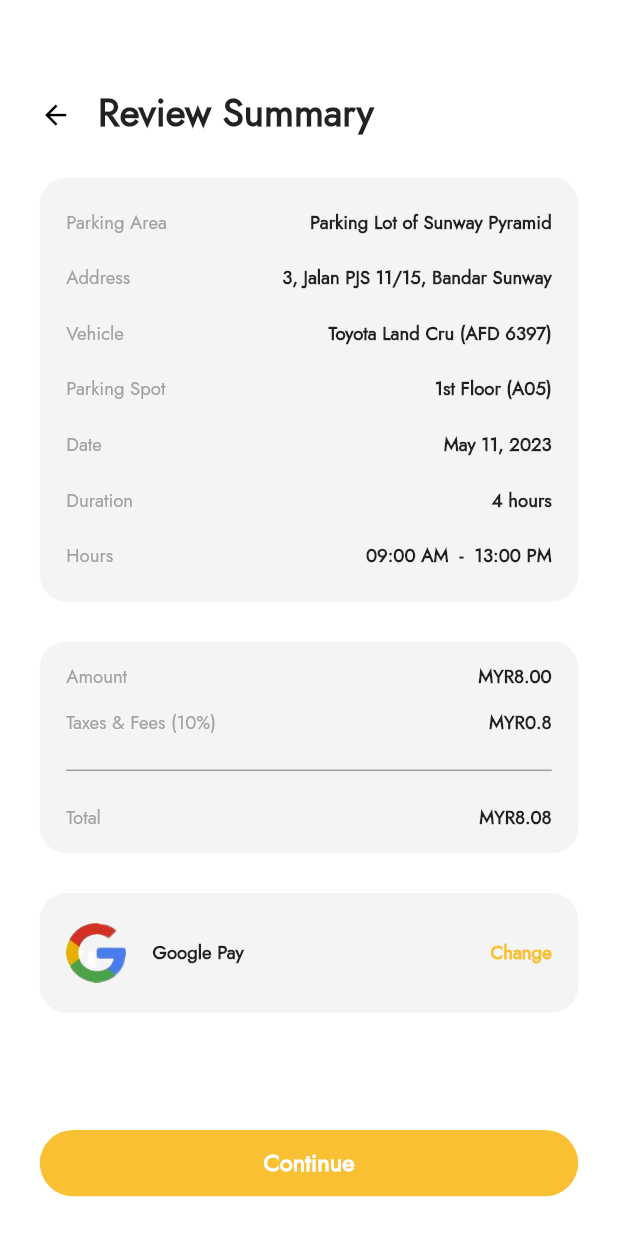
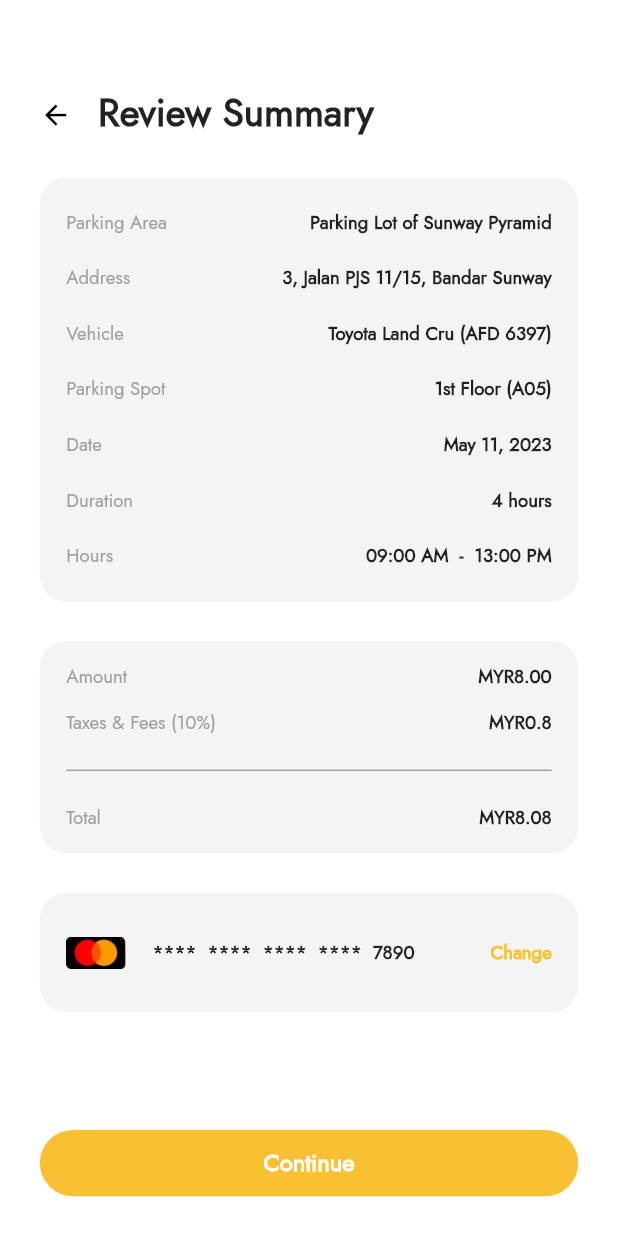
Before and after one commit to KRenHong/EasyParking, a Flutter app: the HistoryPage screen opened by its route, after a tap on "Sunway Parking", on a phone screen of 412 x 824 dp. Run offline on Flutter 3.47's test engine with Material 2 defaults, Android fonts, the phone set to English and light mode, and no system bars; our stand-ins replace flutter_slidable, get, shared_preferences; accounts and stored records are empty.

Commit message:
Done payment module

```diff
--- a/lib/controller/payment/payment_controller.dart
+++ b/lib/controller/payment/payment_controller.dart
@@ -4,10 +4,10 @@
 class PaymentController extends GetxController implements GetxService{
   PaymentController();
 
-  late Payment _payment;
-  Payment get payment => _payment;
+  String _payment = "****  ****  ****  ****  7890";
+  String get payment => _payment;
 
-  void setPaymentType(Payment payment) {
+  void setPaymentType(String payment) {
     _payment = payment;
     update();
   }
--- a/lib/helper/dependencies.dart
+++ b/lib/helper/dependencies.dart
@@ -1,4 +1,5 @@
 import 'package:easyparking/controller/payment/history_controller.dart';
+import 'package:easyparking/controller/payment/payment_controller.dart';
 import 'package:easyparking/controller/profile/add_vehicle_controller.dart';
 import 'package:easyparking/controller/profile/registered_vehicle_controller.dart';
 import 'package:get/get.dart';
@@ -16,4 +17,7 @@
 
   //History controller
   Get.lazyPut(() => HistoryController());
+
+  //Payment controller
+  Get.lazyPut(() => PaymentController());
 }
--- a/lib/models/payment.dart
+++ b/lib/models/payment.dart
@@ -1,3 +1,5 @@
+import 'dart:convert';
+
 class Payment{
   final String image;
   final String title;
@@ -7,4 +9,27 @@
     required this.title,
     required this.selected
   });
+
+  Map<String, dynamic> toJson() {
+    return {
+      'image': image,
+      'title': title,
+      'selected': selected
+    };
+  }
+
+  factory Payment.fromJson(Map<String, dynamic> json) {
+    return Payment(
+      image: json['image'],
+      title: json['title'],
+      selected: json['selected']
+    );
+  }
+
+  static String encode(Payment payment) => json.encode(
+    payment.toJson()
+  );
+
+  static Payment decode(String payment) =>
+  Payment.fromJson(json.decode(payment));
 }
--- /dev/null
+++ b/lib/models/payment_record.dart
@@ -0,0 +1,12 @@
+class PaymentRecord{
+  final String logo;
+  final String title;
+  final String price;
+
+  PaymentRecord({
+    required this.logo,
+    required this.title,
+    required this.price
+  });
+
+}
--- a/lib/pages/payment/history_page.dart
+++ b/lib/pages/payment/history_page.dart
@@ -3,6 +3,7 @@
 import 'package:easyparking/routes/route_helper.dart';
 import 'package:easyparking/utils/app_constant.dart';
 import 'package:easyparking/utils/colors.dart';
+import 'package:easyparking/widgets/history_record_box.dart';
 import 'package:flutter/material.dart';
 import 'package:get/get.dart';
 
@@ -61,88 +62,56 @@
               child: TabBarView(
                 controller: tabController,
                 children: [
-                  //To be pay
-                  Container(
+                  //To be pay tab
+                  GetBuilder<HistoryController>(builder: (historyController) {
+                    var paymentRecordList = historyController.getPaymentRecordList();
+                    return Container(
                       margin: EdgeInsets.only(top: Dimensions.height20),
                       child: Column(
                         children: [
                           Wrap(
                             runSpacing: 20,
-                          children: List.generate(AppConstant.loactionLogo.length, (index) {
+                            children: List.generate(paymentRecordList.length, (index) {
+                              var paymentRecord = paymentRecordList[index];
                               return InkWell(
                                 onTap: () => Get.toNamed(
-                                RouteHelper.getSummaryPage(),
-                                arguments: paymentList[index]
+                                  RouteHelper.getSummaryPage(Payment.encode(paymentList[3])),
+                                  arguments: paymentRecord
                                 ),
-                              child: Container(
-                                width: double.maxFinite,
-                                height: Dimensions.height20 * 5,
-                                padding: EdgeInsets.symmetric(horizontal: Dimensions.width20),
-                                decoration: BoxDecoration(
-                                  color: const Color(0xFFF4F4F4),
-                                  borderRadius: BorderRadius.circular(Dimensions.radius20),
-                                ),
-                                child: Row(
-                                  mainAxisAlignment: MainAxisAlignment.spaceEvenly,
-                                  crossAxisAlignment: CrossAxisAlignment.center,
-                                  children: [
-                                    Container(
-                                      height: Dimensions.height10 * 5,
-                                      width: Dimensions.width20 * 4,
-                                      decoration: BoxDecoration(
-                                        image: DecorationImage(
-                                          image: AssetImage(AppConstant.loactionLogo[index])
-                                        )
-                                      ),
-                                    ),
-                                    Expanded(
-                                      child: Container(
-                                        margin: EdgeInsets.only(left: Dimensions.width20),
-                                        child: Text(
-                                          AppConstant.locationName[index],
-                                          maxLines: 2,
-                                          style: TextStyle(
-                                            fontWeight: FontWeight.w600,
-                                            fontSize: Dimensions.fontSize16,
-                                            overflow: TextOverflow.ellipsis
-                                          ),
-                                        ),
-                                      ),
-                                    ),
-                                    Column(
-                                      crossAxisAlignment: CrossAxisAlignment.center,
-                                      mainAxisAlignment: MainAxisAlignment.center,
-                                      children: [
-                                        Text(
-                                          "Amount Due",
-                                          style: TextStyle(
-                                            color: AppColors.paleGrey,
-                                            fontWeight: FontWeight.w500,
-                                            fontSize: Dimensions.fontSize12
-                                          ),
-                                        ),
-                                        SizedBox(height: Dimensions.height10/2,),
-                                        Text(
-                                          "MYR 8.00",
-                                          style: TextStyle(
-                                            fontWeight: FontWeight.w600,
-                                            fontSize: Dimensions.fontSize12
-                                          ),
-                                        ),
-                                      ],
-                                    )
-                                  ],
-                                ),
-                              ),
+                                child: HistoryRecordBox(paymentRecord: paymentRecord)
                               );
                             })
                           )
                         ],
                       ),
+                    );
+                  }),
+                  //Paid tab
+                  GetBuilder<HistoryController>(builder: (historyController) {
+                    var paidRecordList = historyController.getPaidRecord();
+                    return paidRecordList.length > 0?Container(
+                      margin: EdgeInsets.only(top: Dimensions.height20),
+                      child: Column(
+                        children: [
+                          Wrap(
+                            runSpacing: 20,
+                            children: List.generate(paidRecordList.length, (index) {
+                              var paidRecord = paidRecordList[index];
+                              return HistoryRecordBox(paymentRecord: paidRecord);
+                            })
+                          )
+                        ],
                       ),
-                  Container(
-                    child: Center(child: Text("Paid page")),
+                    ): Center(
+                      child: Container(
+                        decoration: const BoxDecoration(
+                          image: DecorationImage(
+                            image: AssetImage(AppConstant.EMPTY_IMG)
                           )
+                        ),
+                      ),
+                    );
+                  }),
                 ],
               )
             )
--- a/lib/pages/payment/summary_page.dart
+++ b/lib/pages/payment/summary_page.dart
@@ -1,5 +1,8 @@
 
+import 'package:easyparking/controller/payment/history_controller.dart';
+import 'package:easyparking/models/payment_record.dart';
 import 'package:easyparking/routes/route_helper.dart';
+import 'package:easyparking/utils/app_constant.dart';
 import 'package:easyparking/utils/colors.dart';
 import 'package:flutter/material.dart';
 import 'package:get/get.dart';
@@ -8,11 +11,13 @@
 import '../../utils/dimensions.dart';
 
 class SummaryPage extends StatelessWidget {
+  final PaymentRecord paymentRecord;
   final Payment payment;
-  const SummaryPage({super.key, required this.payment});
+  const SummaryPage({super.key, required this.paymentRecord, required this.payment});
 
   @override
   Widget build(BuildContext context) {
+
     return Scaffold(
       backgroundColor: Colors.white,
       body: Container(
@@ -358,7 +363,10 @@
                     ],
                   ),
                   InkWell(
-                    onTap: () => Get.toNamed(RouteHelper.getPaymentPage()),
+                    onTap: () => Get.offNamed(
+                      RouteHelper.getPaymentPage(Payment.encode(payment)),
+                      arguments: paymentRecord
+                    ),
                     child: Text(
                       "Change",
                       style: TextStyle(
@@ -380,6 +388,7 @@
         margin: EdgeInsets.all(Dimensions.height30),
         child: InkWell(
           onTap: () {
+            Get.find<HistoryController>().paid(paymentRecord);
             Get.back();
           },
           child: Container(
--- a/lib/pages/profile/add_vehicle_page.dart
+++ b/lib/pages/profile/add_vehicle_page.dart
@@ -71,7 +71,7 @@
                   child: Align(
                     alignment: Alignment.centerLeft,
                     child: TextField(
-                      showCursor: false,
+                      showCursor: true,
                       controller: vehicleNumberController,
                       decoration: const InputDecoration.collapsed(
                         hintText: "EX. HGE 5295"
@@ -111,7 +111,7 @@
                   child: Align(
                     alignment: Alignment.centerLeft,
                     child: TextField(
-                      showCursor: false,
+                      showCursor: true,
                       controller: descController,
                       decoration: const InputDecoration.collapsed(
                         hintText: "EX. HILUX"
--- a/lib/routes/route_helper.dart
+++ b/lib/routes/route_helper.dart
@@ -1,4 +1,5 @@
 import 'package:easyparking/models/payment.dart';
+import 'package:easyparking/models/payment_record.dart';
 import 'package:easyparking/pages/home/home_page.dart';
 import 'package:easyparking/pages/payment/history_page.dart';
 import 'package:easyparking/pages/payment/payment_page.dart';
@@ -6,7 +7,6 @@
 import 'package:easyparking/pages/profile/add_vehicle_page.dart';
 import 'package:easyparking/pages/profile/registered_vehicle_page.dart';
 import 'package:get/get.dart';
-import 'package:get/get_navigation/src/routes/get_route.dart';
 
 import '../pages/profile/profile_page.dart';
 
@@ -21,8 +21,8 @@
 
   static getHomePage() => homePage;
   static getHistoryPage() => historyPage;
-  static getSummaryPage() => summaryPage;
-  static getPaymentPage() => paymentPage;
+  static getSummaryPage(String payment) => '$summaryPage?payment=$payment';
+  static getPaymentPage(String payment) => '$paymentPage?payment=$payment';
   static getProfilePage() => profilePage;
   static getRegisteredVehiclePage() => registeredVehiclePage;
   static getAddVehiclePage() => addVehiclePage;
@@ -41,12 +41,17 @@
     GetPage(name: historyPage, page: () => const HistoryPage()),
 
     //Payment page route
-    GetPage(name: paymentPage, page: () => const PaymentPage()),
+    GetPage(name: paymentPage, page: () {
+      PaymentRecord paymentRecord = Get.arguments;
+      Payment payment = Payment.decode(Get.parameters['payment']!);
+      return PaymentPage(paymentRecord: paymentRecord, payment: payment,);
+    }),
 
     //Summary page route
     GetPage(name: summaryPage, page: () {
-      Payment payment = Get.arguments;
-      return SummaryPage(payment: payment);
+      PaymentRecord paymentRecord = Get.arguments;
+      Payment payment = Payment.decode(Get.parameters['payment']!);
+      return SummaryPage(paymentRecord: paymentRecord, payment: payment,);
     }),
 
     //Home page route
--- a/lib/utils/app_constant.dart
+++ b/lib/utils/app_constant.dart
@@ -1,4 +1,5 @@
 import 'package:easyparking/models/payment.dart';
+import 'package:easyparking/models/payment_record.dart';
 
 class AppConstant{
   static const String MENU_ICON = "assets/image/menu_icon.jpg";
@@ -36,5 +37,13 @@
     Payment(image: VISA_LOGO, title: "****  ****  ****  ****  7890", selected: false)
   ];
 
+  static List<PaymentRecord> paymentRecordList = [
+    PaymentRecord(logo: SUNWAY_LOGO, title: "Sunway Parking", price: "MYR 8.00"),
+    PaymentRecord(logo: MBPJ_LOGO, title: "Petaling Jaya", price: "MYR 8.00"),
+    PaymentRecord(logo: MBSJ_LOGO, title: "Subang Jaya", price: "MYR 8.00"),
+    PaymentRecord(logo: ONE_U_LOGO, title: "One Utama", price: "MYR 8.00"),
+    PaymentRecord(logo: MBPP_LOGO, title: "Pulau Pinang", price: "MYR 8.00")
+  ];
+
   static const String VEHICLE = "vehicle";
 }
--- /dev/null
+++ b/lib/widgets/history_record_box.dart
@@ -0,0 +1,76 @@
+import 'package:flutter/cupertino.dart';
+import 'package:flutter/src/widgets/framework.dart';
+import 'package:flutter/src/widgets/placeholder.dart';
+
+import '../models/payment_record.dart';
+import '../utils/colors.dart';
+import '../utils/dimensions.dart';
+
+class HistoryRecordBox extends StatelessWidget {
+  final PaymentRecord paymentRecord;
+  const HistoryRecordBox({super.key, required this.paymentRecord});
+
+  @override
+  Widget build(BuildContext context) {
+    return Container(
+      width: double.maxFinite,
+      height: Dimensions.height20 * 5,
+      padding: EdgeInsets.symmetric(horizontal: Dimensions.width20),
+      decoration: BoxDecoration(
+        color: const Color(0xFFF4F4F4),
+        borderRadius: BorderRadius.circular(Dimensions.radius20),
+      ),
+      child: Row(
+        mainAxisAlignment: MainAxisAlignment.spaceEvenly,
+        crossAxisAlignment: CrossAxisAlignment.center,
+        children: [
+          Container(
+            height: Dimensions.height10 * 5,
+            width: Dimensions.width20 * 4,
+            decoration: BoxDecoration(
+              image: DecorationImage(
+                image: AssetImage(paymentRecord.logo)
+              )
+            ),
+          ),
+          Expanded(
+            child: Container(
+              margin: EdgeInsets.only(left: Dimensions.width20),
+              child: Text(
+                paymentRecord.title,
+                maxLines: 2,
+                style: TextStyle(
+                  fontWeight: FontWeight.w600,
+                  fontSize: Dimensions.fontSize16,
+                  overflow: TextOverflow.ellipsis
+                ),
+              ),
+            ),
+          ),
+          Column(
+            crossAxisAlignment: CrossAxisAlignment.center,
+            mainAxisAlignment: MainAxisAlignment.center,
+            children: [
+              Text(
+                "Amount Due",
+                style: TextStyle(
+                  color: AppColors.paleGrey,
+                  fontWeight: FontWeight.w500,
+                  fontSize: Dimensions.fontSize12
+                ),
+              ),
+              SizedBox(height: Dimensions.height10/2,),
+              Text(
+                paymentRecord.price,
+                style: TextStyle(
+                  fontWeight: FontWeight.w600,
+                  fontSize: Dimensions.fontSize12
+                ),
+              ),
+            ],
+          )
+        ],
+      ),
+    );
+  }
+}
```
Also changed, not shown: lib/controller/payment/history_controller.dart (+22 -3 lines), lib/pages/payment/payment_page.dart (+28 -13 lines). Lines whose indentation alone changed are shown as unchanged.
